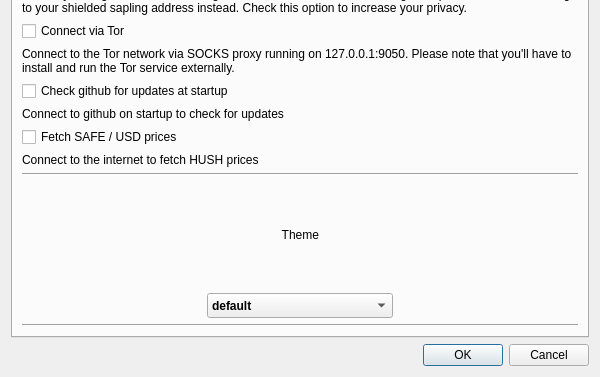
First picture: the form in src/settings.ui, repository OleksandrBlack/safecoin-qt-wallet, before the edit; both pictures show x 0 to 600 and y 233 to 610 of the 600 by 610 pixel window.
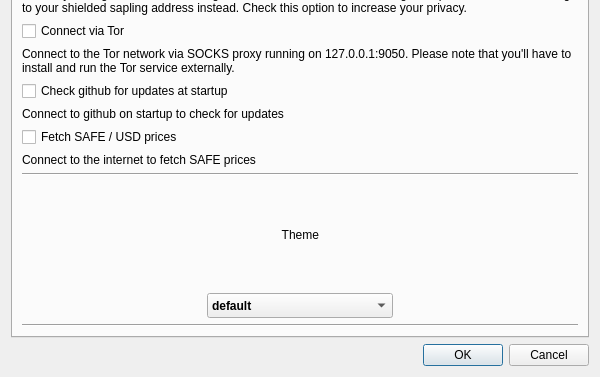
Second picture: the form after the edit. Icons and pictures are not drawn.

Diff of the .ui file:
```diff
--- a/src/settings.ui
+++ b/src/settings.ui
@@ -290,7 +290,7 @@
        <item row="12" column="0" colspan="2">
         <widget class="QLabel" name="label_10">
          <property name="text">
-          <string>Connect to the internet to fetch HUSH prices</string>
+          <string>Connect to the internet to fetch SAFE prices</string>
          </property>
         </widget>
        </item>
```
